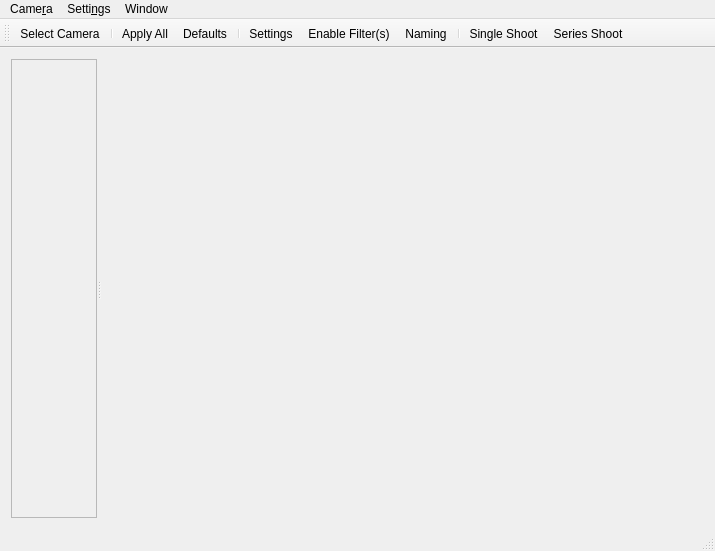
Before: the Qt Designer form ui/mainwindow.ui in alexzk1/qtcampp, drawn with Qt 5.
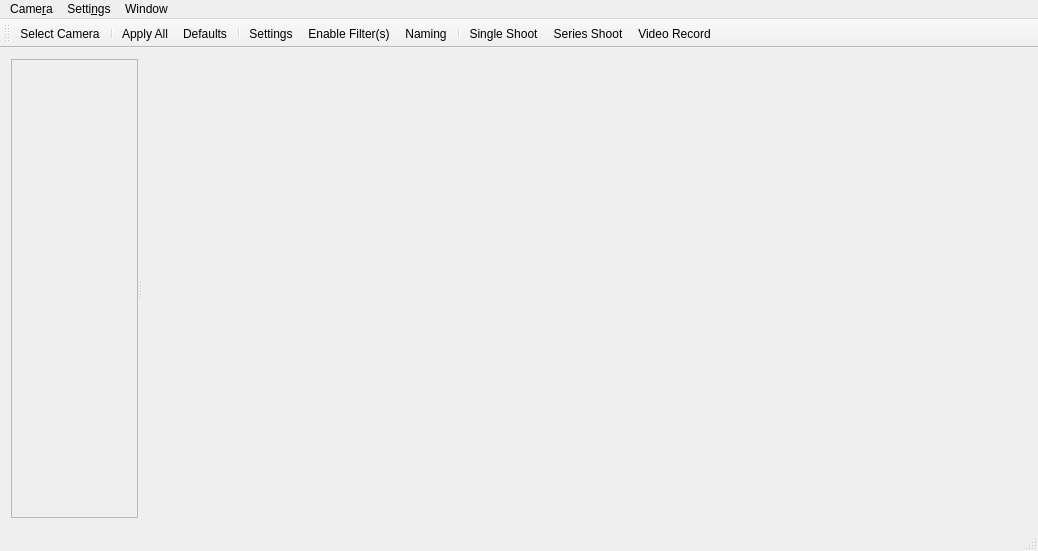
After: the same form once the commit is applied. Icons and pictures are not drawn.

Commit message: some basic video writting...do not crash now :D

Diff of the .ui file:
```diff
--- a/ui/mainwindow.ui
+++ b/ui/mainwindow.ui
@@ -6,7 +6,7 @@
    <rect>
     <x>0</x>
     <y>0</y>
-    <width>715</width>
+    <width>1038</width>
     <height>551</height>
    </rect>
   </property>
@@ -42,7 +42,7 @@
          <rect>
           <x>0</x>
           <y>0</y>
-          <width>75</width>
+          <width>111</width>
           <height>451</height>
          </rect>
         </property>
@@ -62,7 +62,7 @@
     <rect>
      <x>0</x>
      <y>0</y>
-     <width>715</width>
+     <width>1038</width>
      <height>21</height>
     </rect>
    </property>
@@ -119,6 +119,7 @@
    <addaction name="separator"/>
    <addaction name="actionSingleShoot"/>
    <addaction name="actionSeries_Shoot"/>
+   <addaction name="actionVideo_Record"/>
   </widget>
   <widget class="QStatusBar" name="statusBar"/>
   <action name="actionSelect_Camera">
@@ -293,7 +294,7 @@
      <normaloff>:/icons/icons/name-card-icon.png</normaloff>:/icons/icons/name-card-icon.png</iconset>
    </property>
    <property name="text">
-    <string>Naming</string>
+    <string>&amp;Naming</string>
    </property>
    <property name="toolTip">
     <string>Adds some custom text to the file name.</string>
@@ -305,6 +306,20 @@
     <enum>Qt::ApplicationShortcut</enum>
    </property>
   </action>
+  <action name="actionVideo_Record">
+   <property name="checkable">
+    <bool>true</bool>
+   </property>
+   <property name="text">
+    <string>Video Record</string>
+   </property>
+   <property name="toolTip">
+    <string>Start / stop video capturing</string>
+   </property>
+   <property name="shortcut">
+    <string>Alt+V</string>
+   </property>
+  </action>
  </widget>
  <layoutdefault spacing="6" margin="11"/>
  <resources>
```
Left out of the diff: 1 changed line with no effect on the pictures. The commit also changes 10 other files.
